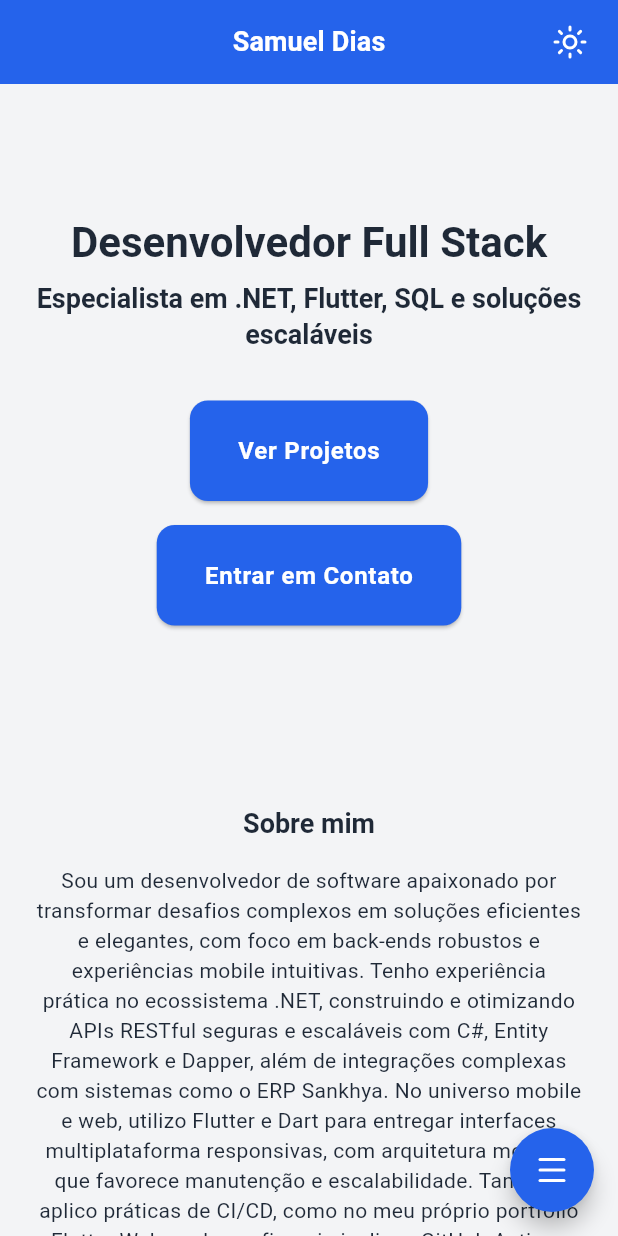
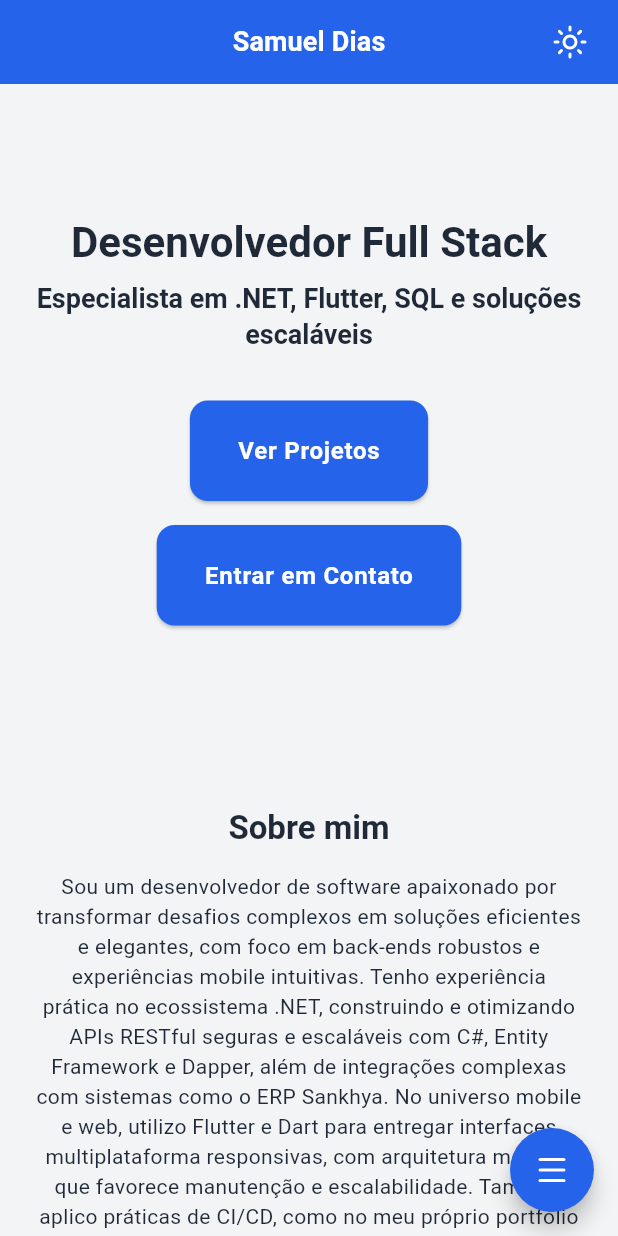
Before and after one commit to SamuelGFDias/SamuelGFDias.github.io, a Flutter app: the screen it shows after launch, on a phone screen of 412 x 824 dp. Run offline on Flutter 3.47's test engine with Material 3 defaults, Android fonts, the phone set to English and light mode, and no system bars; drawn by our look-alikes of flutter_speed_dial; our stand-ins replace dio, flutter_riverpod, go_router, liquid_pull_to_refresh, lucide_flutter, permission_handler and 2 more; generated files the repository leaves out were written again.

Commit message:
fix atualizando text style das seções About e Skills home_screen.dart

```diff
--- a/lib/features/1_home/presentation/screens/home_screen.dart
+++ b/lib/features/1_home/presentation/screens/home_screen.dart
@@ -346,7 +346,7 @@ class _HomeScreenState extends ConsumerState<HomeScreen> with Validator {
         const SizedBox(height: 40),
         Text(
           aboutContent["title"] ?? 'Sobre Mim',
-          style: theme.textTheme.headlineSmall,
+          style: theme.textTheme.headlineMedium,
         ),
         const SizedBox(height: 16),
         ConstrainedBox(
@@ -372,7 +372,7 @@ class _HomeScreenState extends ConsumerState<HomeScreen> with Validator {
       key: _skillsKey,
       children: [
         const SizedBox(height: 40),
-        Text(title, style: theme.textTheme.headlineSmall),
+        Text(title, style: theme.textTheme.headlineMedium),
         const SizedBox(height: 24),
         ConstrainedBox(
           constraints: const BoxConstraints(maxWidth: 600),
```
